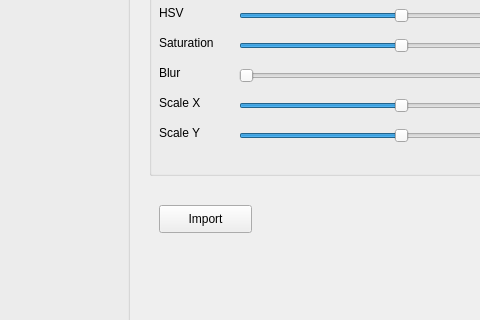
Old version of the form dialogimport.ui in the repository leuat/TRSE; both pictures show x 591 to 1071 and y 215 to 535 of the 1195 by 646 pixel window.
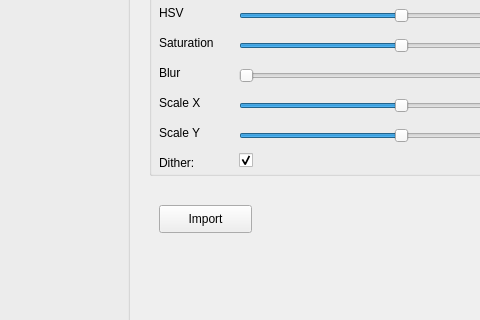
New version of the form.

Patch:
```diff
--- a/dialogimport.ui
+++ b/dialogimport.ui
@@ -329,6 +329,35 @@
      <enum>Qt::Horizontal</enum>
     </property>
    </widget>
+   <widget class="QLabel" name="label_8">
+    <property name="geometry">
+     <rect>
+      <x>10</x>
+      <y>230</y>
+      <width>81</width>
+      <height>16</height>
+     </rect>
+    </property>
+    <property name="text">
+     <string>Dither:</string>
+    </property>
+   </widget>
+   <widget class="QCheckBox" name="chkDither">
+    <property name="geometry">
+     <rect>
+      <x>90</x>
+      <y>220</y>
+      <width>82</width>
+      <height>31</height>
+     </rect>
+    </property>
+    <property name="text">
+     <string/>
+    </property>
+    <property name="checked">
+     <bool>true</bool>
+    </property>
+   </widget>
   </widget>
   <widget class="QPushButton" name="btnImport">
    <property name="geometry">
```
